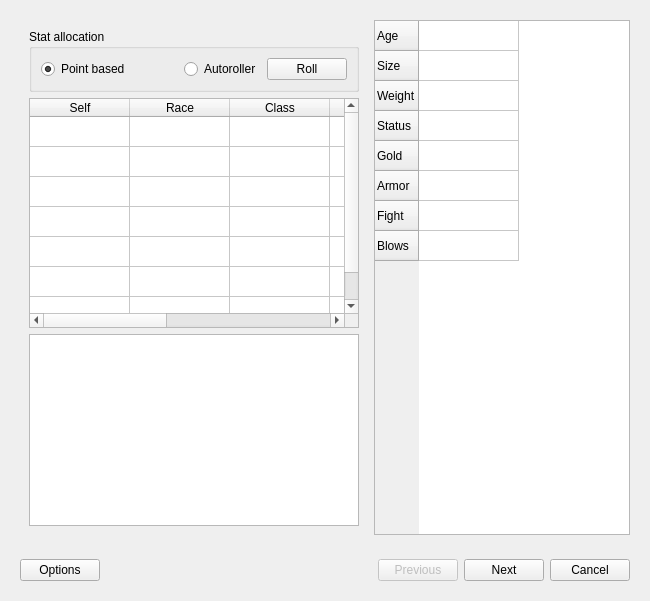
Above: NPPQT/src/birthdialog.ui from nppangband/NPPAngband before the change. Below: the same form after it.
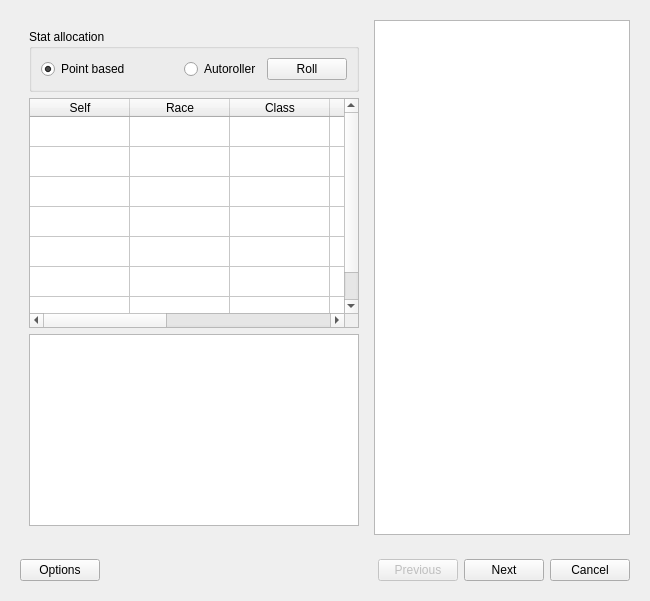
That is the form after the change. The open tabs and pages were chosen to show the change.

The edit to the form file:
```diff
--- a/NPPQT/src/birthdialog.ui
+++ b/NPPQT/src/birthdialog.ui
@@ -427,46 +427,6 @@
          <attribute name="horizontalHeaderVisible">
           <bool>false</bool>
          </attribute>
-         <row>
-          <property name="text">
-           <string>Age</string>
-          </property>
-         </row>
-         <row>
-          <property name="text">
-           <string>Size</string>
-          </property>
-         </row>
-         <row>
-          <property name="text">
-           <string>Weight</string>
-          </property>
-         </row>
-         <row>
-          <property name="text">
-           <string>Status</string>
-          </property>
-         </row>
-         <row>
-          <property name="text">
-           <string>Gold</string>
-          </property>
-         </row>
-         <row>
-          <property name="text">
-           <string>Armor</string>
-          </property>
-         </row>
-         <row>
-          <property name="text">
-           <string>Fight</string>
-          </property>
-         </row>
-         <row>
-          <property name="text">
-           <string>Blows</string>
-          </property>
-         </row>
          <column>
           <property name="text">
            <string/>
```
Left out of the diff: 2 changed lines with no effect on the pictures.
